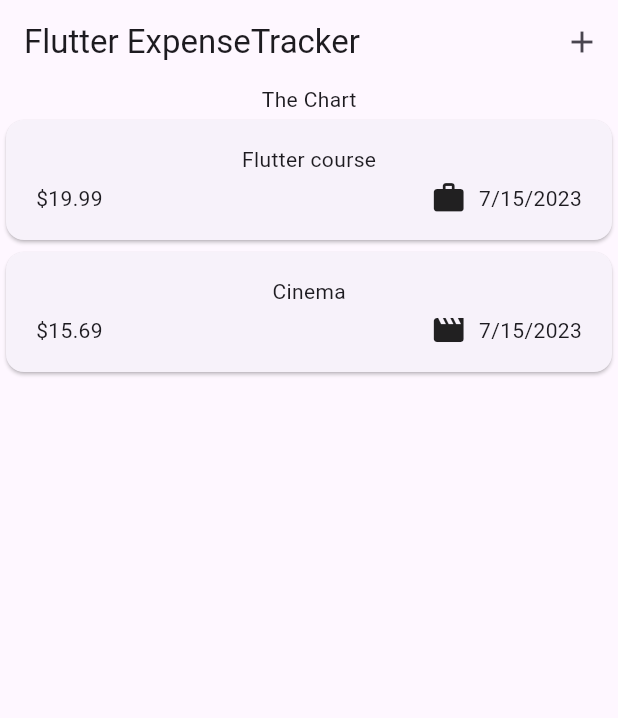
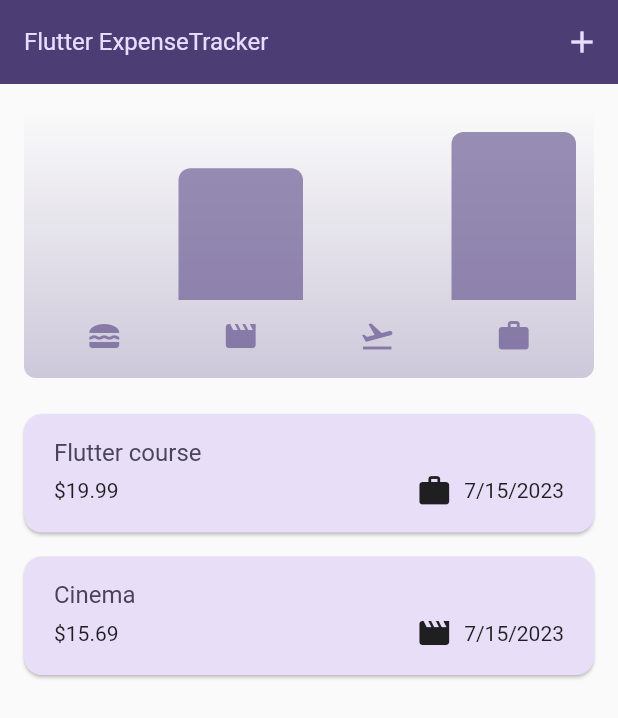
Before and after one commit to henrylong719/flutter_projects, a Flutter app: the screen it shows after launch, on a phone screen of 412 x 824 dp. Shown: the top 718 px of the screen. Run offline on Flutter 3.47's test engine with Material 2 defaults, Android fonts, the phone set to English and light mode, and no system bars; our stand-ins replace animated_text_kit, audioplayers, cloud_firestore, firebase_auth, firebase_core, flutter_spinkit and 4 more; accounts and stored records are empty.

Commit message:
add chart

```diff
--- a/expense_tracker/lib/main.dart
+++ b/expense_tracker/lib/main.dart
@@ -1,8 +1,62 @@
 import 'package:flutter/material.dart';
 import 'package:expense_tracker/widgets/expenses_list/expenses.dart';
 
+var kColorScheme = ColorScheme.fromSeed(
+    seedColor: const Color.fromARGB(
+  255,
+  96,
+  59,
+  181,
+));
+
+var kDarkColorScheme = ColorScheme.fromSeed(
+    brightness: Brightness.dark,
+    seedColor: const Color.fromARGB(
+      255,
+      5,
+      99,
+      125,
+    ));
+
 void main() {
   runApp(
-    MaterialApp(theme: ThemeData(useMaterial3: true), home: const Expenses()),
+    MaterialApp(
+      darkTheme: ThemeData.dark().copyWith(
+        useMaterial3: true,
+        colorScheme: kDarkColorScheme,
+        cardTheme: const CardTheme().copyWith(
+          color: kDarkColorScheme.secondaryContainer,
+          margin: const EdgeInsets.symmetric(horizontal: 16, vertical: 8),
+        ),
+        elevatedButtonTheme: ElevatedButtonThemeData(
+          style: ElevatedButton.styleFrom(
+            backgroundColor: kDarkColorScheme.primaryContainer,
+          ),
+        ),
+      ),
+      theme: ThemeData().copyWith(
+          useMaterial3: true,
+          colorScheme: kColorScheme,
+          appBarTheme: const AppBarTheme().copyWith(
+            backgroundColor: kColorScheme.onPrimaryContainer,
+            foregroundColor: kColorScheme.primaryContainer,
+          ),
+          cardTheme: const CardTheme().copyWith(
+            color: kColorScheme.secondaryContainer,
+            margin: const EdgeInsets.symmetric(horizontal: 16, vertical: 8),
+          ),
+          elevatedButtonTheme: ElevatedButtonThemeData(
+            style: ElevatedButton.styleFrom(
+              backgroundColor: kColorScheme.primaryContainer,
+            ),
+          ),
+          textTheme: ThemeData().textTheme.copyWith(
+              titleLarge: TextStyle(
+                  fontWeight: FontWeight.normal,
+                  color: kColorScheme.onSecondaryContainer,
+                  fontSize: 16))),
+      themeMode: ThemeMode.system,
+      home: const Expenses(),
+    ),
   );
 }
--- a/expense_tracker/lib/models/expense.dart
+++ b/expense_tracker/lib/models/expense.dart
@@ -32,3 +32,28 @@
     return formatter.format(date);
   }
 }
+
+class ExpenseBucket {
+  const ExpenseBucket({
+    required this.category,
+    required this.expenses,
+  });
+
+  final Category category;
+  final List<Expense> expenses;
+
+  ExpenseBucket.forCategory(List<Expense> allExpenses, this.category)
+      : expenses = allExpenses
+            .where((expense) => expense.category == category)
+            .toList();
+
+  double get totalExpenses {
+    double sum = 0;
+
+    for (final expense in expenses) {
+      sum += expense.amount;
+    }
+
+    return sum;
+  }
+}
--- /dev/null
+++ b/expense_tracker/lib/widgets/chart/chart.dart
@@ -0,0 +1,95 @@
+import 'package:flutter/material.dart';
+
+import 'package:expense_tracker/widgets/chart/chart_bar.dart';
+import 'package:expense_tracker/models/expense.dart';
+
+class Chart extends StatelessWidget {
+  const Chart({super.key, required this.expenses});
+
+  final List<Expense> expenses;
+
+  List<ExpenseBucket> get buckets {
+    return [
+      ExpenseBucket.forCategory(expenses, Category.food),
+      ExpenseBucket.forCategory(expenses, Category.leisure),
+      ExpenseBucket.forCategory(expenses, Category.travel),
+      ExpenseBucket.forCategory(expenses, Category.work),
+    ];
+  }
+
+  double get maxTotalExpense {
+    double maxTotalExpense = 0;
+
+    for (final bucket in buckets) {
+      if (bucket.totalExpenses > maxTotalExpense) {
+        maxTotalExpense = bucket.totalExpenses;
+      }
+    }
+
+    return maxTotalExpense;
+  }
+
+  @override
+  Widget build(BuildContext context) {
+    final isDarkMode =
+        MediaQuery.of(context).platformBrightness == Brightness.dark;
+    return Container(
+      margin: const EdgeInsets.all(16),
+      padding: const EdgeInsets.symmetric(
+        vertical: 16,
+        horizontal: 8,
+      ),
+      width: double.infinity,
+      height: 180,
+      decoration: BoxDecoration(
+        borderRadius: BorderRadius.circular(8),
+        gradient: LinearGradient(
+          colors: [
+            Theme.of(context).colorScheme.primary.withOpacity(0.3),
+            Theme.of(context).colorScheme.primary.withOpacity(0.0)
+          ],
+          begin: Alignment.bottomCenter,
+          end: Alignment.topCenter,
+        ),
+      ),
+      child: Column(
+        children: [
+          Expanded(
+            child: Row(
+              crossAxisAlignment: CrossAxisAlignment.end,
+              children: [
+                for (final bucket in buckets) // alternative to map()
+                  ChartBar(
+                    fill: bucket.totalExpenses == 0
+                        ? 0
+                        : bucket.totalExpenses / maxTotalExpense,
+                  )
+              ],
+            ),
+          ),
+          const SizedBox(height: 12),
+          Row(
+            children: buckets
+                .map(
+                  (bucket) => Expanded(
+                    child: Padding(
+                      padding: const EdgeInsets.symmetric(horizontal: 4),
+                      child: Icon(
+                        categoryIcons[bucket.category],
+                        color: isDarkMode
+                            ? Theme.of(context).colorScheme.secondary
+                            : Theme.of(context)
+                                .colorScheme
+                                .primary
+                                .withOpacity(0.7),
+                      ),
+                    ),
+                  ),
+                )
+                .toList(),
+          )
+        ],
+      ),
+    );
+  }
+}
--- /dev/null
+++ b/expense_tracker/lib/widgets/chart/chart_bar.dart
@@ -0,0 +1,34 @@
+import 'package:flutter/material.dart';
+
+class ChartBar extends StatelessWidget {
+  const ChartBar({
+    super.key,
+    required this.fill,
+  });
+
+  final double fill;
+
+  @override
+  Widget build(BuildContext context) {
+    final isDarkMode =
+        MediaQuery.of(context).platformBrightness == Brightness.dark;
+    return Expanded(
+      child: Padding(
+        padding: const EdgeInsets.symmetric(horizontal: 4),
+        child: FractionallySizedBox(
+          heightFactor: fill,
+          child: DecoratedBox(
+            decoration: BoxDecoration(
+              shape: BoxShape.rectangle,
+              borderRadius:
+                  const BorderRadius.vertical(top: Radius.circular(8)),
+              color: isDarkMode
+                  ? Theme.of(context).colorScheme.secondary
+                  : Theme.of(context).colorScheme.primary.withOpacity(0.65),
+            ),
+          ),
+        ),
+      ),
+    );
+  }
+}
--- a/expense_tracker/lib/widgets/expenses_list/expenseItem.dart
+++ b/expense_tracker/lib/widgets/expenses_list/expenseItem.dart
@@ -12,8 +12,10 @@
       child: Padding(
           padding: const EdgeInsets.symmetric(horizontal: 20, vertical: 16),
           child: Column(
+            crossAxisAlignment: CrossAxisAlignment.start,
             children: [
-              Text(expense.title),
+              Text(expense.title,
+                  style: Theme.of(context).textTheme.titleLarge),
               const SizedBox(
                 height: 4,
               ),
--- a/expense_tracker/lib/widgets/expenses_list/expenses.dart
+++ b/expense_tracker/lib/widgets/expenses_list/expenses.dart
@@ -1,3 +1,4 @@
+import 'package:expense_tracker/widgets/chart/chart.dart';
 import 'package:expense_tracker/widgets/expenses_list/expenses_list.dart';
 import 'package:flutter/material.dart';
 import '../../models/expense.dart';
@@ -81,7 +82,9 @@
                 onPressed: _openAndExpenseOverlay, icon: const Icon(Icons.add))
           ],
         ),
-        body: Column(
-            children: [const Text('The Chart'), Expanded(child: mainContent)]));
+        body: Column(children: [
+          Chart(expenses: _registeredExpenses),
+          Expanded(child: mainContent)
+        ]));
   }
 }
--- a/expense_tracker/lib/widgets/expenses_list/expenses_list.dart
+++ b/expense_tracker/lib/widgets/expenses_list/expenses_list.dart
@@ -1,6 +1,5 @@
 import 'package:expense_tracker/widgets/expenses_list/expenseItem.dart';
 import 'package:flutter/material.dart';
-
 import '../../models/expense.dart';
 
 class ExpensesList extends StatelessWidget {
@@ -16,6 +15,11 @@
         itemCount: expenses.length,
         itemBuilder: (ctx, index) => Dismissible(
             key: ValueKey(expenses[index]),
+            background: Container(
+              color: Theme.of(context).colorScheme.error.withOpacity(0.75),
+              margin: EdgeInsets.symmetric(
+                  horizontal: Theme.of(context).cardTheme.margin!.horizontal),
+            ),
             onDismissed: (direction) {
               onRemoveExpense(expenses[index]);
             },
```
